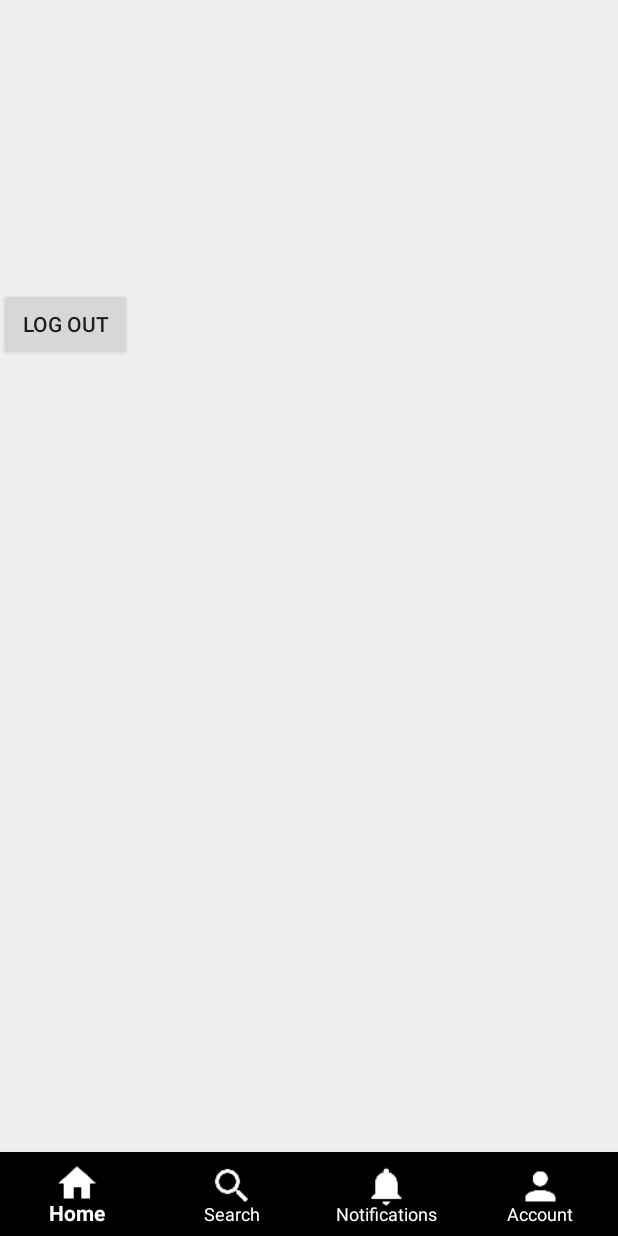
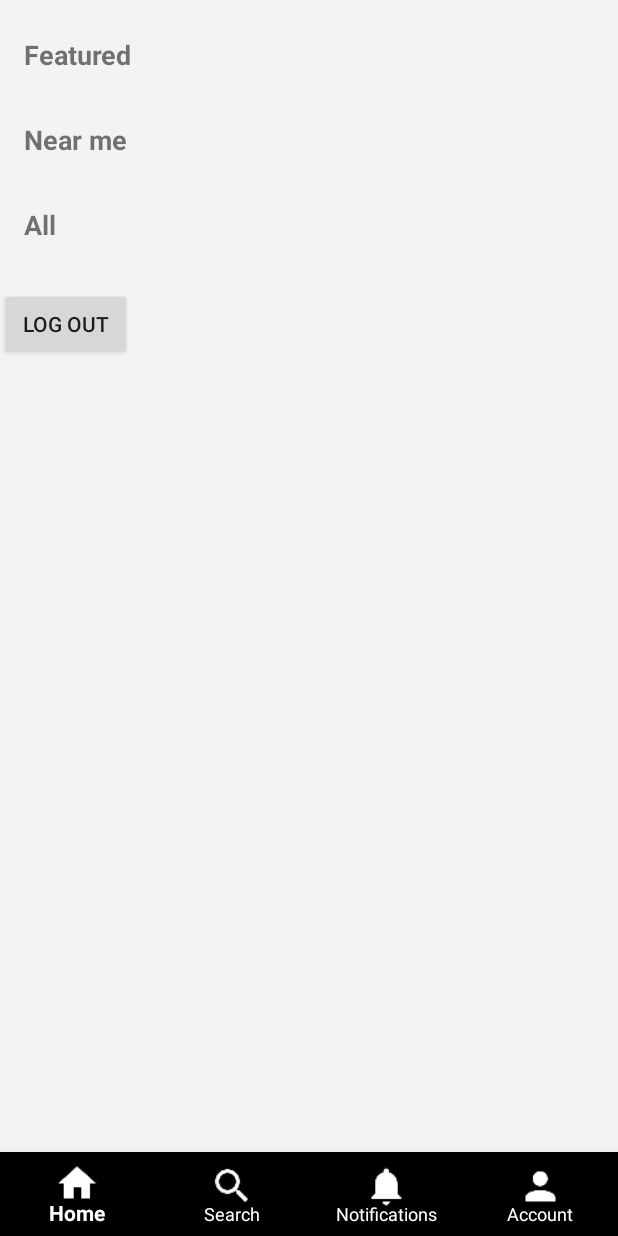
Before and after one commit to Navindu09/uglydeals, an Android app: the screen it shows after launch once a user with an empty profile is signed in (MainActivity), on a phone screen of 412 x 824 dp. Run offline under Robolectric (Android 15) with nearby library versions, the phone set to English and light mode, and no system bars; our stand-ins replace Firebase (no records; nobody signed in at launch, a user with empty details on screens opened directly).

Commit message:
Added the featured item view holder layout. There is an issue with scrolling

```diff
--- a/app/src/main/java/org/nothingugly/uglydeals/HomeFragment.java
+++ b/app/src/main/java/org/nothingugly/uglydeals/HomeFragment.java
@@ -36,7 +36,7 @@ public class HomeFragment extends Fragment {
 
     private FirebaseFirestore mFirestore;
 
-    private DealRecyclerAdapter dealRecyclerAdapter;
+    private FeaturedDealRecyclerAdapter dealRecyclerAdapter;
     private DealRecyclerAdapter dealRecyclerAdapter1;
     private DealRecyclerAdapter dealRecyclerAdapter2;
 
@@ -73,7 +73,7 @@ public class HomeFragment extends Fragment {
         LinearLayoutManager layoutManager2
                 = new LinearLayoutManager(getContext(), LinearLayoutManager.HORIZONTAL, false);
 
-        dealRecyclerAdapter = new DealRecyclerAdapter(dealList);
+        dealRecyclerAdapter = new FeaturedDealRecyclerAdapter(dealList);
         dealRecyclerAdapter1 = new DealRecyclerAdapter(dealList1);
         dealRecyclerAdapter2 = new DealRecyclerAdapter(dealList2);
 
--- a/app/src/main/res/layout/activity_main.xml
+++ b/app/src/main/res/layout/activity_main.xml
@@ -25,7 +25,7 @@
         android:id="@+id/mainContainer"
         android:layout_width="0dp"
         android:layout_height="0dp"
-        android:background="#111A1919"
+        android:background="#0C141313"
         app:layout_constraintBottom_toTopOf="@+id/bottomNavigation"
         app:layout_constraintEnd_toEndOf="parent"
         app:layout_constraintStart_toStartOf="parent"
--- a/app/src/main/res/layout/fragment_home.xml
+++ b/app/src/main/res/layout/fragment_home.xml
@@ -1,11 +1,12 @@
 <?xml version="1.0" encoding="utf-8"?>
 
 <ScrollView xmlns:android="http://schemas.android.com/apk/res/android"
+    xmlns:app="http://schemas.android.com/apk/res-auto"
+    xmlns:tools="http://schemas.android.com/tools"
     android:layout_width="fill_parent"
     android:layout_height="wrap_content" >
-<android.support.constraint.ConstraintLayout xmlns:android="http://schemas.android.com/apk/res/android"
-    xmlns:app="http://schemas.android.com/apk/res-auto"
-    xmlns:tools="http://schemas.android.com/tools"
+
+<android.support.constraint.ConstraintLayout
     android:layout_width="match_parent"
     android:layout_height="match_parent"
     android:background="#003D1E1E"
@@ -16,26 +17,63 @@
         android:id="@+id/recyclerView"
         android:layout_width="wrap_content"
         android:layout_height="wrap_content"
-        android:layout_marginStart="16dp"
-        android:layout_marginTop="16dp"
+        android:layout_marginStart="8dp"
+        android:layout_marginTop="8dp"
+        android:elevation="2dp"
         app:layout_constraintStart_toStartOf="parent"
-        app:layout_constraintTop_toTopOf="parent" />
+        app:layout_constraintTop_toBottomOf="@+id/textViewHeaderFeatured" />
 
     <android.support.v7.widget.RecyclerView
         android:id="@+id/recyclerView1"
         android:layout_width="wrap_content"
         android:layout_height="wrap_content"
-        android:layout_marginStart="16dp"
-        android:layout_marginTop="@android:dimen/notification_large_icon_height"
+        android:layout_marginStart="8dp"
+        android:layout_marginTop="8dp"
         app:layout_constraintStart_toStartOf="parent"
-        app:layout_constraintTop_toBottomOf="@+id/recyclerView" />
+        app:layout_constraintTop_toBottomOf="@+id/textViewHeaderNearMe" />
 
     <android.support.v7.widget.RecyclerView
         android:id="@+id/recyclerView2"
         android:layout_width="wrap_content"
         android:layout_height="wrap_content"
+        android:layout_marginStart="8dp"
+        android:layout_marginTop="8dp"
+        app:layout_constraintStart_toStartOf="parent"
+        app:layout_constraintTop_toBottomOf="@+id/textViewHeaderAll" />
+
+    <TextView
+        android:id="@+id/textViewHeaderFeatured"
+        android:layout_width="wrap_content"
+        android:layout_height="wrap_content"
         android:layout_marginStart="16dp"
-        android:layout_marginTop="64dp"
+        android:layout_marginTop="24dp"
+        android:text="Featured"
+        android:textSize="18sp"
+        android:textStyle="bold"
+        app:layout_constraintStart_toStartOf="parent"
+        app:layout_constraintTop_toTopOf="parent" />
+
+    <TextView
+        android:id="@+id/textViewHeaderNearMe"
+        android:layout_width="wrap_content"
+        android:layout_height="wrap_content"
+        android:layout_marginStart="16dp"
+        android:layout_marginTop="24dp"
+        android:text="Near me"
+        android:textSize="18sp"
+        android:textStyle="bold"
+        app:layout_constraintStart_toStartOf="parent"
+        app:layout_constraintTop_toBottomOf="@+id/recyclerView" />
+
+    <TextView
+        android:id="@+id/textViewHeaderAll"
+        android:layout_width="wrap_content"
+        android:layout_height="wrap_content"
+        android:layout_marginStart="16dp"
+        android:layout_marginTop="24dp"
+        android:text="All"
+        android:textSize="18sp"
+        android:textStyle="bold"
         app:layout_constraintStart_toStartOf="parent"
         app:layout_constraintTop_toBottomOf="@+id/recyclerView1" />
 </android.support.constraint.ConstraintLayout>
--- a/app/src/main/res/layout/single_item.xml
+++ b/app/src/main/res/layout/single_item.xml
@@ -15,6 +15,7 @@
         app:layout_constraintEnd_toEndOf="parent"
         app:layout_constraintHorizontal_bias="1.0"
         app:layout_constraintStart_toStartOf="parent"
+        android:elevation="20dp"
         app:layout_constraintTop_toTopOf="parent">
 
         <android.support.constraint.ConstraintLayout
```
Also changed, not shown: app/src/main/java/org/nothingugly/uglydeals/FeaturedDealRecyclerAdapter.java (added, +128 -0 lines), app/src/main/res/layout/featured_item.xml (added, +66 -0 lines).
